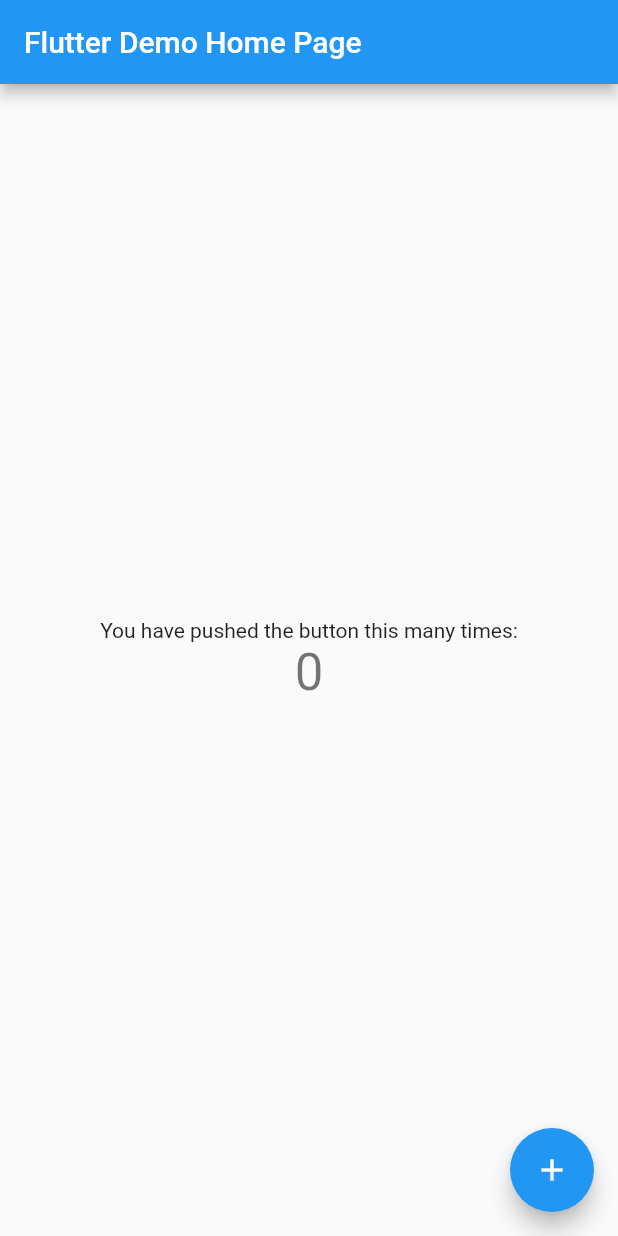
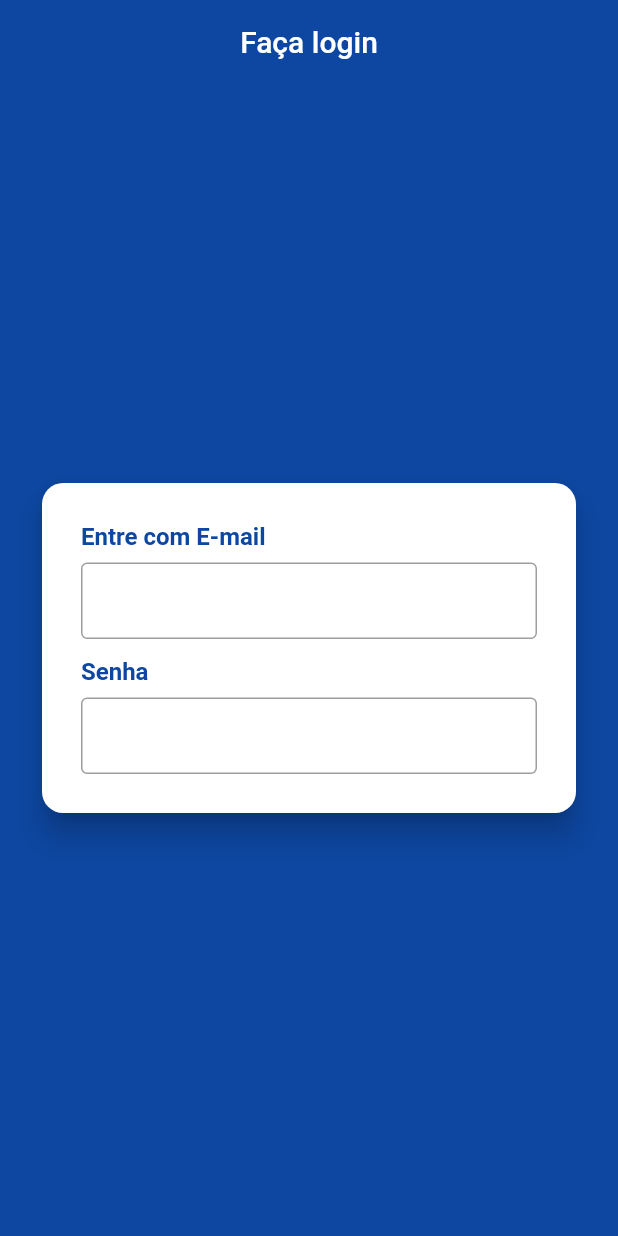
Before and after one commit to ailtoncunhasilva/Flutter-mobx, a Flutter app: the screen it shows after launch, on a phone screen of 412 x 824 dp. Run offline on Flutter 3.47's test engine with Material 2 defaults, Android fonts, the phone set to English and light mode, and no system bars.

Commit message:
construction home page

```diff
--- a/lib/main.dart
+++ b/lib/main.dart
@@ -1,117 +1,25 @@
 import 'package:flutter/material.dart';
+import 'package:mobx_flutter/screen/home_page.dart';
 
 void main() {
   runApp(MyApp());
 }
 
 class MyApp extends StatelessWidget {
-  // This widget is the root of your application.
   @override
   Widget build(BuildContext context) {
     return MaterialApp(
-      title: 'Flutter Demo',
+      title: 'Flutter Mobx',
       theme: ThemeData(
-        // This is the theme of your application.
-        //
-        // Try running your application with "flutter run". You'll see the
-        // application has a blue toolbar. Then, without quitting the app, try
-        // changing the primarySwatch below to Colors.green and then invoke
-        // "hot reload" (press "r" in the console where you ran "flutter run",
-        // or simply save your changes to "hot reload" in a Flutter IDE).
-        // Notice that the counter didn't reset back to zero; the application
-        // is not restarted.
-        primarySwatch: Colors.blue,
-        // This makes the visual density adapt to the platform that you run
-        // the app on. For desktop platforms, the controls will be smaller and
-        // closer together (more dense) than on mobile platforms.
+        primaryColor: Colors.blue[900],
         visualDensity: VisualDensity.adaptivePlatformDensity,
+        scaffoldBackgroundColor: Colors.blue[900],
+        appBarTheme: AppBarTheme(
+          elevation: 0,
+        ),
       ),
-      home: MyHomePage(title: 'Flutter Demo Home Page'),
+      debugShowCheckedModeBanner: false,
+      home: HomePage(),
     );
   }
 }
-
-class MyHomePage extends StatefulWidget {
-  MyHomePage({Key key, this.title}) : super(key: key);
-
-  // This widget is the home page of your application. It is stateful, meaning
-  // that it has a State object (defined below) that contains fields that affect
-  // how it looks.
-
-  // This class is the configuration for the state. It holds the values (in this
-  // case the title) provided by the parent (in this case the App widget) and
-  // used by the build method of the State. Fields in a Widget subclass are
-  // always marked "final".
-
-  final String title;
-
-  @override
-  _MyHomePageState createState() => _MyHomePageState();
-}
-
-class _MyHomePageState extends State<MyHomePage> {
-  int _counter = 0;
-
-  void _incrementCounter() {
-    setState(() {
-      // This call to setState tells the Flutter framework that something has
-      // changed in this State, which causes it to rerun the build method below
-      // so that the display can reflect the updated values. If we changed
-      // _counter without calling setState(), then the build method would not be
-      // called again, and so nothing would appear to happen.
-      _counter++;
-    });
-  }
-
-  @override
-  Widget build(BuildContext context) {
-    // This method is rerun every time setState is called, for instance as done
-    // by the _incrementCounter method above.
-    //
-    // The Flutter framework has been optimized to make rerunning build methods
-    // fast, so that you can just rebuild anything that needs updating rather
-    // than having to individually change instances of widgets.
-    return Scaffold(
-      appBar: AppBar(
-        // Here we take the value from the MyHomePage object that was created by
-        // the App.build method, and use it to set our appbar title.
-        title: Text(widget.title),
-      ),
-      body: Center(
-        // Center is a layout widget. It takes a single child and positions it
-        // in the middle of the parent.
-        child: Column(
-          // Column is also a layout widget. It takes a list of children and
-          // arranges them vertically. By default, it sizes itself to fit its
-          // children horizontally, and tries to be as tall as its parent.
-          //
-          // Invoke "debug painting" (press "p" in the console, choose the
-          // "Toggle Debug Paint" action from the Flutter Inspector in Android
-          // Studio, or the "Toggle Debug Paint" command in Visual Studio Code)
-          // to see the wireframe for each widget.
-          //
-          // Column has various properties to control how it sizes itself and
-          // how it positions its children. Here we use mainAxisAlignment to
-          // center the children vertically; the main axis here is the vertical
-          // axis because Columns are vertical (the cross axis would be
-          // horizontal).
-          mainAxisAlignment: MainAxisAlignment.center,
-          children: <Widget>[
-            Text(
-              'You have pushed the button this many times:',
-            ),
-            Text(
-              '$_counter',
-              style: Theme.of(context).textTheme.headline4,
-            ),
-          ],
-        ),
-      ),
-      floatingActionButton: FloatingActionButton(
-        onPressed: _incrementCounter,
-        tooltip: 'Increment',
-        child: Icon(Icons.add),
-      ), // This trailing comma makes auto-formatting nicer for build methods.
-    );
-  }
-}
--- a/lib/screen/home_page.dart
+++ b/lib/screen/home_page.dart
@@ -0,0 +1,69 @@
+import 'package:flutter/material.dart';
+
+class HomePage extends StatelessWidget {
+  @override
+  Widget build(BuildContext context) {
+    return Scaffold(
+      appBar: AppBar(
+        title: Text('Faça login'),
+        centerTitle: true,
+      ),
+      body: Container(
+        alignment: Alignment.center,
+        child: SingleChildScrollView(
+          child: Padding(
+            padding: const EdgeInsets.only(bottom: 16),
+            child: Card(
+              shape: RoundedRectangleBorder(
+                borderRadius: BorderRadius.circular(14)
+              ),
+              elevation: 8,
+              margin: EdgeInsets.symmetric(horizontal: 28),
+              child: Padding(
+                padding: const EdgeInsets.all(26),
+                child: Column(
+                  crossAxisAlignment: CrossAxisAlignment.stretch,
+                  children: [
+                    Text(
+                      'Entre com E-mail',
+                      style: TextStyle(
+                        fontSize: 16,
+                        fontWeight: FontWeight.bold,
+                        color: Colors.blue[900],
+                      ),
+                    ),
+                    SizedBox(height: 8),
+                    TextFormField(
+                      decoration: InputDecoration(
+                        border: OutlineInputBorder(),
+                        isDense: true,
+                      ),
+                      keyboardType: TextInputType.emailAddress,
+                    ),
+                    SizedBox(height: 12),
+                    Text(
+                      'Senha',
+                      style: TextStyle(
+                        fontSize: 16,
+                        fontWeight: FontWeight.bold,
+                        color: Colors.blue[900],
+                      ),
+                    ),
+                    SizedBox(height: 8),
+                    TextFormField(
+                      decoration: InputDecoration(
+                        border: OutlineInputBorder(),
+                        isDense: true,
+                      ),
+                      obscureText: true,
+                    ),
+                  ],
+                ),
+              ),
+            ),
+          ),
+        ),
+      ),
+    );
+  }
+}
```
